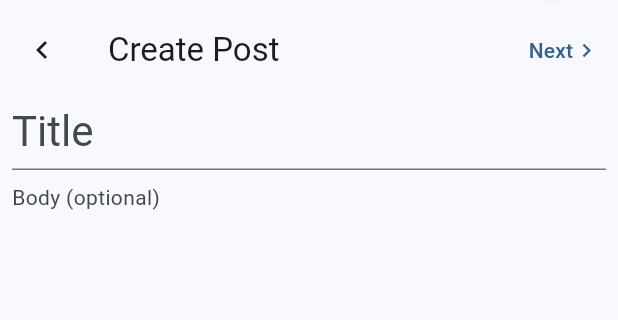
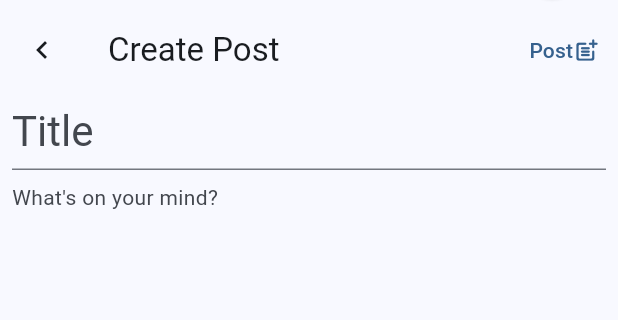
Before and after one commit to mmxNiloy/aski, a Flutter app: the screen it shows once a user with an empty profile is signed in, swiped to page 3, on a phone screen of 412 x 824 dp, the part 76-396 px from its top. Run offline on Flutter 3.47's test engine with Material 3 defaults, Android fonts, the phone set to English and light mode, and no system bars; our stand-ins replace cloud_firestore, file_picker, firebase_auth, firebase_core, firebase_database, firebase_storage and 4 more; missing offline and left inert: html_editor_enhanced; accounts and stored records are empty.

Commit message:
modified:   lib/pages/dashboard/tabs/ask_question_tab.dart

```diff
--- a/lib/pages/dashboard/tabs/ask_question_tab.dart
+++ b/lib/pages/dashboard/tabs/ask_question_tab.dart
@@ -51,7 +51,10 @@ class _AskQuestionTabState extends State<AskQuestionTab>
           TextButton(
             onPressed: _handlePost,
             child: const Row(
-              children: [Text('Next'), Icon(Icons.chevron_right)],
+              children: [
+                Text('Post'),
+                Icon(Icons.post_add_rounded),
+              ],
             ),
           )
         ],
@@ -70,8 +73,10 @@ class _AskQuestionTabState extends State<AskQuestionTab>
             children: [
               TextFormField(
                 validator: (value) {
-                  if (value == null || value.isEmpty)
-                    return 'Title cannot be empty';
+                  if (value == null || value.isEmpty) {
+                    return "Title cannot be empty.";
+                  }
+
                   return null;
                 },
                 onChanged: (value) {
@@ -95,7 +100,7 @@ class _AskQuestionTabState extends State<AskQuestionTab>
                     },
                     style: Theme.of(context).textTheme.bodyMedium,
                     decoration: const InputDecoration.collapsed(
-                      hintText: 'Body (optional)',
+                      hintText: "What's on your mind?",
                     ),
                   ),
                 ),
@@ -179,7 +184,7 @@ class _AskQuestionTabState extends State<AskQuestionTab>
 
   String? validateTitle(String? value) {
     if (value == null || value.isEmpty) {
-      return 'Title cannot be empty.';
+      return "Title cannot be empty.";
     }
 
     return null;
@@ -201,6 +206,9 @@ class _AskQuestionTabState extends State<AskQuestionTab>
   }
 
   Future<void> _handlePost() async {
+    if (!_fkPost.currentState!.validate()) {
+      return;
+    }
     User user = FirebaseAuth.instance.currentUser!;
     List<String> links = [];
     if (_images.isNotEmpty) {
```
